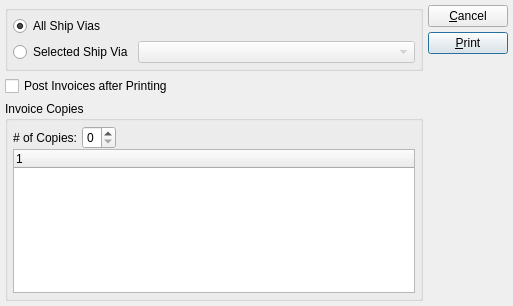
knowhow/xtuple, file guiclient/printInvoices.ui: the form before one commit.
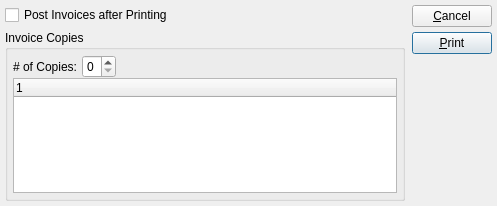
The form after the commit. Custom widgets are drawn as their Qt base class.

```diff
--- a/guiclient/printInvoices.ui
+++ b/guiclient/printInvoices.ui
@@ -8,83 +8,59 @@
 is available at www.xtuple.com/CPAL.  By using this software, you agree
 to be bound by its terms.</comment>
  <class>printInvoices</class>
- <widget class="QDialog" name="printInvoices">
-  <property name="geometry">
+ <widget class="QDialog" name="printInvoices" >
+  <property name="geometry" >
    <rect>
     <x>0</x>
     <y>0</y>
-    <width>513</width>
-    <height>306</height>
+    <width>497</width>
+    <height>206</height>
    </rect>
   </property>
   <property name="windowTitle">
    <string>Print Invoices</string>
   </property>
-  <layout class="QHBoxLayout" name="horizontalLayout">
+  <layout class="QHBoxLayout" >
+   <property name="spacing" >
+    <number>7</number>
+   </property>
+   <property name="leftMargin" >
+    <number>5</number>
+   </property>
+   <property name="topMargin" >
+    <number>5</number>
+   </property>
+   <property name="rightMargin" >
+    <number>5</number>
+   </property>
+   <property name="bottomMargin" >
+    <number>5</number>
+   </property>
    <item>
-    <layout class="QVBoxLayout" name="verticalLayout">
+    <layout class="QVBoxLayout" >
+     <property name="spacing" >
+      <number>5</number>
+     </property>
      <item>
-      <widget class="QGroupBox" name="_shipviaGroup">
-       <property name="title">
-        <string/>
-       </property>
-       <layout class="QGridLayout" name="gridLayout">
-        <item row="0" column="0">
-         <widget class="QRadioButton" name="_allShipvia">
-          <property name="text">
-           <string>All Ship Vias</string>
-          </property>
-          <property name="checked">
-           <bool>true</bool>
-          </property>
-         </widget>
-        </item>
-        <item row="1" column="0">
-         <widget class="QRadioButton" name="_selectedShipvia">
-          <property name="text">
-           <string>Selected Ship Via</string>
-          </property>
-         </widget>
-        </item>
-        <item row="1" column="1">
-         <widget class="XComboBox" name="_shipvia">
-          <property name="enabled">
-           <bool>false</bool>
-          </property>
-          <property name="sizePolicy">
-           <sizepolicy hsizetype="MinimumExpanding" vsizetype="Fixed">
-            <horstretch>0</horstretch>
-            <verstretch>0</verstretch>
-           </sizepolicy>
-          </property>
-          <property name="type">
-           <enum>XComboBox::Adhoc</enum>
-          </property>
-         </widget>
-        </item>
-       </layout>
-      </widget>
-     </item>
-     <item>
-      <layout class="QHBoxLayout">
-       <property name="spacing">
+      <layout class="QHBoxLayout" >
+       <property name="spacing" >
         <number>7</number>
        </property>
        <item>
-        <layout class="QHBoxLayout">
-         <property name="spacing">
+        <layout class="QHBoxLayout" >
+         <property name="spacing" >
           <number>5</number>
          </property>
         </layout>
        </item>
        <item>
-        <layout class="QHBoxLayout">
-         <property name="spacing">
+        <layout class="QHBoxLayout" >
+         <property name="spacing" >
           <number>0</number>
          </property>
          <item>
-          <widget class="XCheckBox" name="_post">
-           <property name="text">
+          <widget class="XCheckBox" name="_post" >
+           <property name="text" >
             <string>Post Invoices after Printing</string>
            </property>
           </widget>
@@ -110,9 +86,9 @@
       </layout>
      </item>
      <item>
-      <widget class="QGroupBox" name="_invoiceCopiesGroup">
-       <property name="sizePolicy">
-        <sizepolicy hsizetype="Expanding" vsizetype="Expanding">
+      <widget class="QGroupBox" name="_invoiceCopiesGroup" >
+       <property name="sizePolicy" >
+        <sizepolicy vsizetype="Expanding" hsizetype="Expanding" >
          <horstretch>0</horstretch>
          <verstretch>0</verstretch>
         </sizepolicy>
@@ -120,26 +96,35 @@
        <property name="title">
         <string>Invoice Copies</string>
        </property>
-       <layout class="QVBoxLayout">
-        <property name="spacing">
+       <layout class="QVBoxLayout" >
+        <property name="spacing" >
          <number>0</number>
         </property>
-        <property name="margin">
+        <property name="leftMargin" >
+         <number>5</number>
+        </property>
+        <property name="topMargin" >
+         <number>5</number>
+        </property>
+        <property name="rightMargin" >
+         <number>5</number>
+        </property>
+        <property name="bottomMargin" >
          <number>5</number>
         </property>
         <item>
-         <layout class="QHBoxLayout">
-          <property name="spacing">
+         <layout class="QHBoxLayout" >
+          <property name="spacing" >
            <number>0</number>
           </property>
           <item>
-           <layout class="QHBoxLayout">
-            <property name="spacing">
+           <layout class="QHBoxLayout" >
+            <property name="spacing" >
              <number>5</number>
             </property>
             <item>
-             <widget class="QLabel" name="_invoiceNumOfCopiesLit">
-              <property name="text">
+             <widget class="QLabel" name="_invoiceNumOfCopiesLit" >
+              <property name="text" >
                <string># of Copies:</string>
               </property>
               <property name="alignment">
@@ -148,8 +133,8 @@
              </widget>
             </item>
             <item>
-             <widget class="QSpinBox" name="_invoiceNumOfCopies">
-              <property name="enabled">
+             <widget class="QSpinBox" name="_invoiceNumOfCopies" >
+              <property name="enabled" >
                <bool>true</bool>
               </property>
               <property name="minimum">
@@ -184,7 +169,7 @@
          </layout>
         </item>
         <item>
-         <widget class="XTreeWidget" name="_invoiceWatermarks"/>
+         <widget class="XTreeWidget" name="_invoiceWatermarks" />
         </item>
        </layout>
       </widget>
@@ -192,25 +177,25 @@
     </layout>
    </item>
    <item>
-    <layout class="QVBoxLayout">
-     <property name="spacing">
+    <layout class="QVBoxLayout" >
+     <property name="spacing" >
       <number>0</number>
      </property>
      <item>
-      <layout class="QVBoxLayout">
-       <property name="spacing">
+      <layout class="QVBoxLayout" >
+       <property name="spacing" >
         <number>5</number>
        </property>
        <item>
-        <widget class="QPushButton" name="_close">
-         <property name="text">
+        <widget class="QPushButton" name="_close" >
+         <property name="text" >
           <string>&amp;Cancel</string>
          </property>
         </widget>
        </item>
        <item>
-        <widget class="QPushButton" name="_print">
-         <property name="text">
+        <widget class="QPushButton" name="_print" >
+         <property name="text" >
           <string>&amp;Print</string>
          </property>
          <property name="autoDefault">
@@ -243,7 +228,7 @@
    </item>
   </layout>
  </widget>
- <layoutdefault spacing="5" margin="5"/>
+ <layoutdefault spacing="5" margin="5" />
  <pixmapfunction>qPixmapFromMimeSource</pixmapfunction>
  <customwidgets>
   <customwidget>
@@ -251,11 +236,6 @@
    <extends>QCheckBox</extends>
    <header>xcheckbox.h</header>
   </customwidget>
-  <customwidget>
-   <class>XComboBox</class>
-   <extends>QComboBox</extends>
-   <header>xcombobox.h</header>
-  </customwidget>
   <customwidget>
    <class>XTreeWidget</class>
    <extends>QTreeWidget</extends>
```
Left out of the diff: 61 changed lines with no effect on the pictures.
